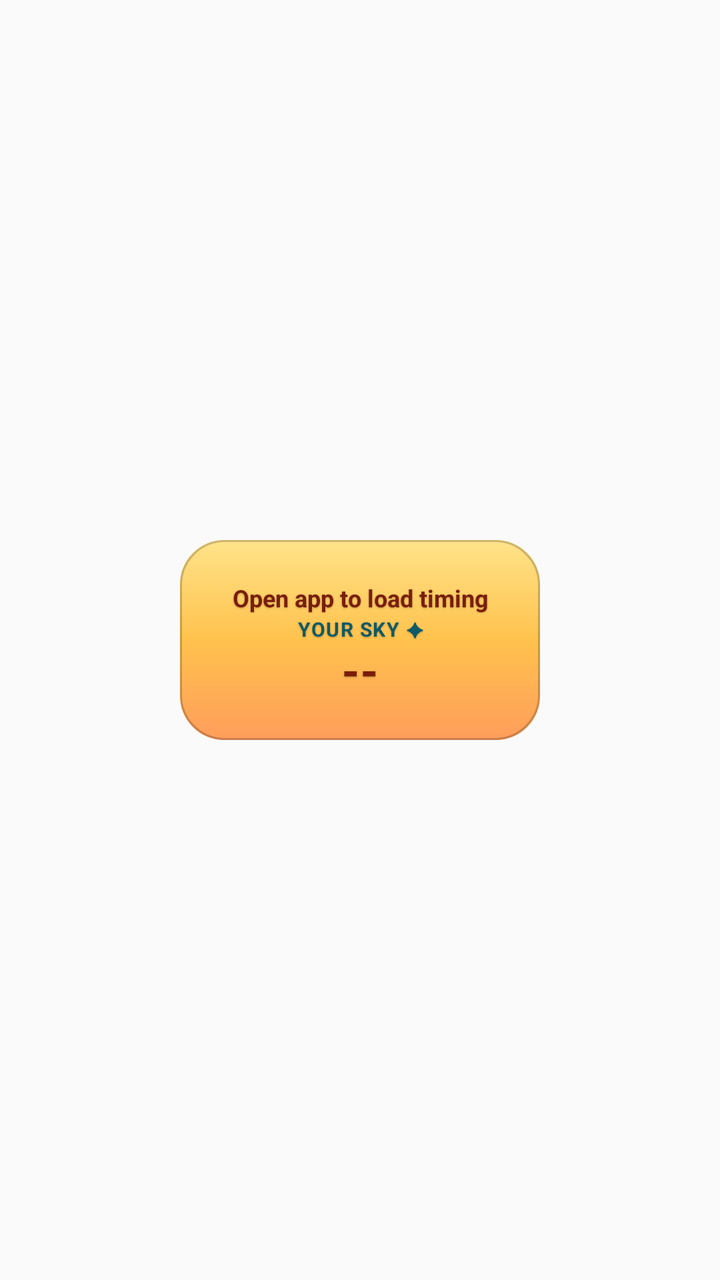
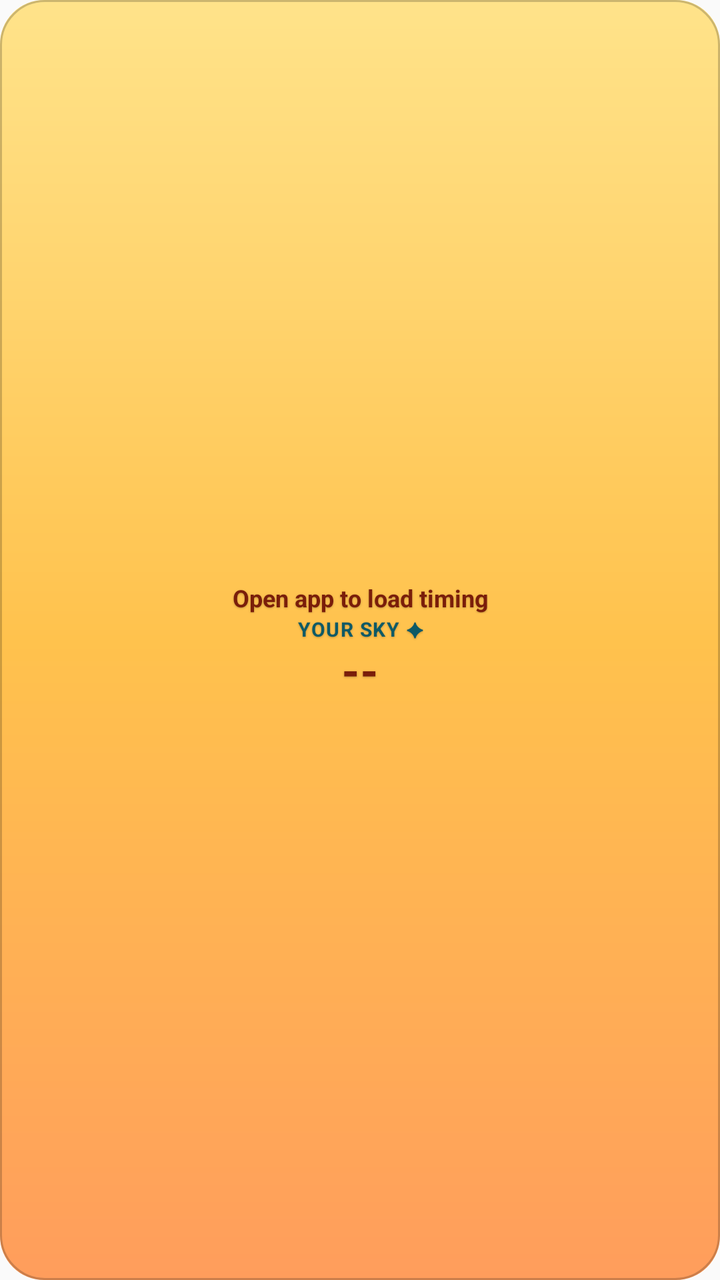

Before-and-after screenshots of an Android layout around one commit, followed by the original layout XML and the change that was made.
<!-- AndroidManifest.xml: application theme AppTheme -->
<!-- res/layout/agnihotra_widget_compact.xml -->
<?xml version="1.0" encoding="utf-8"?>
<FrameLayout xmlns:android="http://schemas.android.com/apk/res/android"
    android:id="@+id/widget_root"
    android:layout_width="match_parent"
    android:layout_height="match_parent"
    android:background="@android:color/transparent">

    <FrameLayout
        android:id="@+id/widget_card"
        android:layout_width="180dp"
        android:layout_height="100dp"
        android:layout_gravity="center">

        <ImageView
            android:id="@+id/widget_bg"
            android:layout_width="match_parent"
            android:layout_height="match_parent"
            android:scaleType="fitXY"
            android:src="@drawable/widget_sky_preview"
            android:importantForAccessibility="no"
            android:contentDescription="@null" />

        <LinearLayout
            android:layout_width="match_parent"
            android:layout_height="match_parent"
            android:orientation="vertical"
            android:gravity="center"
            android:paddingStart="12dp"
            android:paddingEnd="12dp"
            android:paddingTop="6dp"
            android:paddingBottom="6dp">

            
            <ImageView
                android:id="@+id/widget_event_icon"
                android:layout_width="20dp"
                android:layout_height="20dp"
                android:src="@drawable/ic_widget_sunrise_sea"
                android:contentDescription="@string/widget_event_icon_desc"
                android:visibility="gone" />

            
            <TextView
                android:id="@+id/widget_event_label"
                android:layout_width="wrap_content"
                android:layout_height="wrap_content"
                android:layout_marginTop="2dp"
                android:text="@string/widget_no_timing"
                android:textColor="@color/widget_ink"
                android:textSize="12sp"
                android:textStyle="bold"
                android:includeFontPadding="false"
                android:gravity="center"
                android:maxLines="1"
                android:ellipsize="end"
                android:shadowColor="#40000000"
                android:shadowDx="0"
                android:shadowDy="1"
                android:shadowRadius="2" />

            
            <TextView
                android:id="@+id/widget_location_tag"
                android:layout_width="wrap_content"
                android:layout_height="wrap_content"
                android:layout_marginTop="1dp"
                android:text="@string/widget_location_default"
                android:textColor="@color/widget_location"
                android:textSize="10sp"
                android:textStyle="bold"
                android:letterSpacing="0.05"
                android:textAllCaps="true"
                android:includeFontPadding="false"
                android:gravity="center"
                android:maxLines="1"
                android:ellipsize="end"
                android:shadowColor="#40000000"
                android:shadowDx="0"
                android:shadowDy="1"
                android:shadowRadius="2"
                android:contentDescription="@string/widget_location_desc" />

            
            <TextView
                android:id="@+id/widget_countdown"
                android:layout_width="wrap_content"
                android:layout_height="wrap_content"
                android:layout_marginTop="2dp"
                android:text="--"
                android:textColor="@color/widget_ink"
                android:textSize="22sp"
                android:textStyle="bold"
                android:fontFamily="sans-serif-medium"
                android:fontFeatureSettings="tnum"
                android:includeFontPadding="false"
                android:maxLines="1"
                android:shadowColor="#40000000"
                android:shadowDx="0"
                android:shadowDy="1"
                android:shadowRadius="2" />

            <Chronometer
                android:id="@+id/widget_countdown_chronometer"
                android:layout_width="wrap_content"
                android:layout_height="wrap_content"
                android:layout_marginTop="2dp"
                android:textColor="@color/widget_ink"
                android:textSize="22sp"
                android:textStyle="bold"
                android:fontFamily="sans-serif-medium"
                android:fontFeatureSettings="tnum"
                android:includeFontPadding="false"
                android:maxLines="1"
                android:shadowColor="#40000000"
                android:shadowDx="0"
                android:shadowDy="1"
                android:shadowRadius="2"
                android:visibility="gone" />

            <ProgressBar
                android:id="@+id/widget_loading"
                style="?android:attr/progressBarStyleSmall"
                android:layout_width="20dp"
                android:layout_height="20dp"
                android:layout_marginTop="2dp"
                android:indeterminate="true"
                android:indeterminateTint="@color/widget_ink"
                android:visibility="gone" />

            
            <TextView
                android:id="@+id/widget_context"
                android:layout_width="0dp"
                android:layout_height="0dp"
                android:visibility="gone" />
            <TextView
                android:id="@+id/widget_event_time"
                android:layout_width="0dp"
                android:layout_height="0dp"
                android:visibility="gone" />
        </LinearLayout>
    </FrameLayout>
</FrameLayout>
<!-- resources referenced by this layout -->
<resources>
  <color name="widget_ink">#7A1E0A</color>
  <color name="widget_location">#0E5A66</color>
  <!-- drawable ic_widget_sunrise_sea (drawable) -->
  <?xml version="1.0" encoding="utf-8"?>
  <vector xmlns:android="http://schemas.android.com/apk/res/android"
      android:width="24dp"
      android:height="24dp"
      android:viewportWidth="24"
      android:viewportHeight="24">
  
      
      <path
          android:strokeColor="@color/widget_ink"
          android:strokeWidth="1.5"
          android:strokeLineCap="round"
          android:pathData="M12,1.6 V4.0 M4.6,4.6 L6.3,6.3 M19.4,4.6 L17.7,6.3 M1.8,9.6 H4.2 M22.2,9.6 H19.8" />
  
      
      <path
          android:strokeColor="@color/widget_ink"
          android:strokeWidth="1.7"
          android:fillColor="@android:color/transparent"
          android:pathData="M8.4,9.6 a3.6,3.6 0 1 0 7.2,0 a3.6,3.6 0 1 0 -7.2,0" />
  
      
      <path
          android:strokeColor="@color/widget_ink"
          android:strokeWidth="1.7"
          android:strokeLineCap="round"
          android:pathData="M2.4,15.6 H21.6" />
  
      
      <path
          android:strokeColor="@color/widget_ink"
          android:strokeWidth="1.4"
          android:strokeLineCap="round"
          android:fillColor="@android:color/transparent"
          android:pathData="M3.4,19.4 C4.8,18.3 6.2,18.3 7.6,19.4 C9.0,20.5 10.4,20.5 11.8,19.4 C13.2,18.3 14.6,18.3 16.0,19.4 C17.4,20.5 18.8,20.5 20.2,19.4" />
  </vector>
  <!-- drawable widget_sky_preview (drawable) -->
  <?xml version="1.0" encoding="utf-8"?>
  <layer-list xmlns:android="http://schemas.android.com/apk/res/android">
      <item>
          <shape android:shape="rectangle">
              <corners android:radius="22dp" />
              <gradient
                  android:angle="115"
                  android:startColor="#FFE38A"
                  android:centerColor="#FFC24D"
                  android:endColor="#FF9D5C" />
          </shape>
      </item>
      <item>
          <shape android:shape="rectangle">
              <corners android:radius="22dp" />
              <stroke
                  android:width="1dp"
                  android:color="#33000000" />
          </shape>
      </item>
  </layer-list>
  <string name="widget_event_icon_desc">Sunrise or sunset</string>
  <string name="widget_location_default">Your sky ✦</string>
  <string name="widget_location_desc">Saved location</string>
  <string name="widget_no_timing">Open app to load timing</string>
  <style name="AppTheme" parent="Theme.AppCompat.Light.DarkActionBar">
          
          <item name="colorPrimary">@color/colorPrimary</item>
          <item name="colorPrimaryDark">@color/colorPrimaryDark</item>
          <item name="colorAccent">@color/colorAccent</item>
      </style>
</resources>

<!-- the commit's change to res/layout/agnihotra_widget_compact.xml (unified diff, before → after) -->
@@ -7,8 +7,8 @@
 
     <FrameLayout
         android:id="@+id/widget_card"
-        android:layout_width="180dp"
-        android:layout_height="100dp"
+        android:layout_width="match_parent"
+        android:layout_height="match_parent"
         android:layout_gravity="center">
 
         <ImageView
